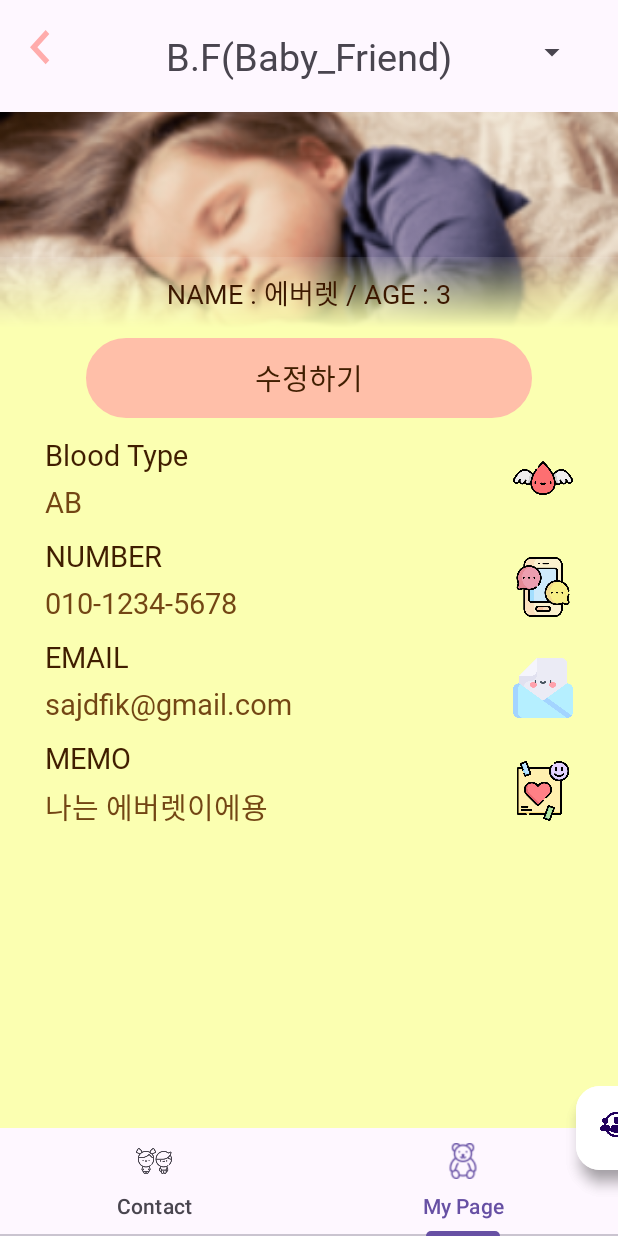
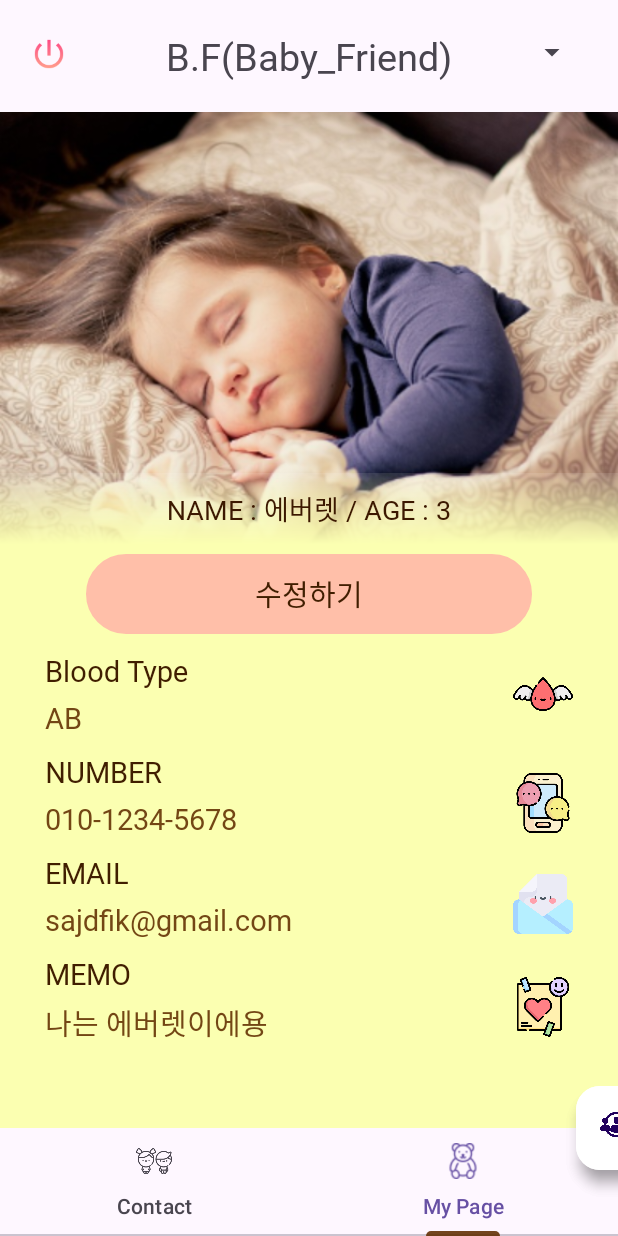
Before and after one commit to cording10jianzo/B.F-Baby_Friend-, an Android app: the screen it shows after launch (MainActivity), item 2 of the bottom bar chosen, on a phone screen of 412 x 824 dp. Run offline under Robolectric (Android 15) with nearby library versions, the phone set to English and light mode, and no system bars; 3 statements that could not run were skipped.

Commit message:
[FEAT] : ⚙️: 기능 추가

```diff
--- a/app/src/main/java/com/example/coding10/MainActivity.kt
+++ b/app/src/main/java/com/example/coding10/MainActivity.kt
@@ -2,9 +2,15 @@
 
 import CustomDialog
 import android.animation.ObjectAnimator
+import android.content.DialogInterface
+import android.graphics.Color
 import androidx.appcompat.app.AppCompatActivity
 import android.os.Bundle
+import android.view.View
+import android.widget.AdapterView
 import android.widget.ArrayAdapter
+import android.widget.TextView
+import android.widget.Toast
 import androidx.appcompat.app.AlertDialog
 import androidx.viewpager2.widget.ViewPager2
 import com.example.coding10.databinding.ActivityMainBinding
@@ -70,6 +76,44 @@
 
         }
 
+        mainPageBtnEnd.setOnClickListener {
+
+            val builder = AlertDialog.Builder(this@MainActivity)
+            builder.setTitle("종료")
+            builder.setIcon(R.mipmap.power)
+            builder.setMessage("정말 종료하시겠습니까?")
+            val listener = DialogInterface.OnClickListener { _, i ->
+                if (i == DialogInterface.BUTTON_POSITIVE) {
+                    finish()
+                }
+            }
+            builder.setPositiveButton("확인", listener)
+            builder.setNegativeButton("취소", null)
+            builder.show()
+
+        }
+
+        val itemArray = arrayOf("List View", "Grid View")
+        val spinnerAdapter =
+            ArrayAdapter(this@MainActivity, R.layout.spinner_dropdown_item, itemArray)
+        binding.mainPageSpinner.adapter = spinnerAdapter
+
+        binding.mainPageSpinner.viewTreeObserver.addOnGlobalLayoutListener {
+            (binding.mainPageSpinner.selectedView as TextView).setTextColor(Color.WHITE)
+            (binding.mainPageSpinner.selectedView as TextView).setBackgroundResource(R.drawable.spinner_custom)
+        }
+        binding.mainPageSpinner.onItemSelectedListener =
+            object : AdapterView.OnItemSelectedListener {
+                override fun onItemSelected(
+                    parent: AdapterView<*>,
+                    view: View,
+                    position: Int,
+                    id: Long
+                ) {
+//                    Toast.makeText(this@MainActivity, "position 값 : $position", Toast.LENGTH_SHORT).show()
+                }
+                override fun onNothingSelected(parent: AdapterView<*>) {}
+            }
     }
 
     //floating Action Button 메뉴 구현
--- a/app/src/main/res/layout/activity_main.xml
+++ b/app/src/main/res/layout/activity_main.xml
@@ -7,7 +7,7 @@
     tools:context=".MainActivity">
 
     <androidx.constraintlayout.widget.ConstraintLayout
-        android:id="@+id/my_page_top_layout"
+        android:id="@+id/main_page_top_layout"
         android:layout_width="0dp"
         android:layout_height="wrap_content"
         android:padding="20dp"
@@ -16,20 +16,25 @@
         app:layout_constraintTop_toTopOf="parent">
 
         <ImageView
-            android:id="@+id/my_page_top_vector"
-            android:layout_width="wrap_content"
-            android:layout_height="wrap_content"
-            android:src="@drawable/vector"
+            android:id="@+id/main_page_btn_end"
+            android:layout_width="25dp"
+            android:layout_height="25dp"
+            android:layout_marginTop="3dp"
+            android:src="@drawable/btn_end"
             app:layout_constraintStart_toStartOf="parent"
             app:layout_constraintTop_toTopOf="parent" />
 
-        <androidx.appcompat.widget.AppCompatSpinner
-            android:id="@+id/main_page_spinner"
-            android:layout_width="30dp"
-            android:layout_height="30dp"
-            android:src="@drawable/menu"
+        <LinearLayout
+            android:layout_width="wrap_content"
+            android:layout_height="wrap_content"
             app:layout_constraintEnd_toEndOf="parent"
-            app:layout_constraintTop_toTopOf="parent" />
+            app:layout_constraintTop_toTopOf="parent">
+
+            <androidx.appcompat.widget.AppCompatSpinner
+                android:id="@+id/main_page_spinner"
+                android:layout_width="30dp"
+                android:layout_height="30dp"/>
+        </LinearLayout>
 
         <TextView
             android:id="@+id/my_page_top_text"
@@ -54,7 +59,7 @@
         app:layout_constraintEnd_toEndOf="parent"
         app:layout_constraintHorizontal_bias="0.0"
         app:layout_constraintStart_toStartOf="parent"
-        app:layout_constraintTop_toBottomOf="@id/my_page_top_layout"
+        app:layout_constraintTop_toBottomOf="@id/main_page_top_layout"
         app:layout_constraintVertical_bias="0.0" />
 
     <com.google.android.material.tabs.TabLayout
@@ -63,7 +68,9 @@
         android:layout_height="wrap_content"
         app:layout_constraintBottom_toBottomOf="parent"
         app:layout_constraintEnd_toEndOf="parent"
-        app:layout_constraintStart_toStartOf="parent" />
+        app:layout_constraintStart_toStartOf="parent"
+        app:tabIndicatorColor="@color/brown2"
+        app:tabRippleColor="@color/primary"/>
 
     <com.google.android.material.floatingactionbutton.FloatingActionButton
         android:id="@+id/fab_plus"
```
Also changed, not shown: app/src/main/java/com/example/coding10/MyPageFragment.kt (+78 -30 lines), app/src/main/res/layout/spinner_dropdown_item.xml (added, +15 -0 lines), app/src/main/res/drawable/btn_end.png (added), app/src/main/res/drawable/mypage_baby1.png, app/src/main/res/mipmap-xxxhdpi/power.png (added).
